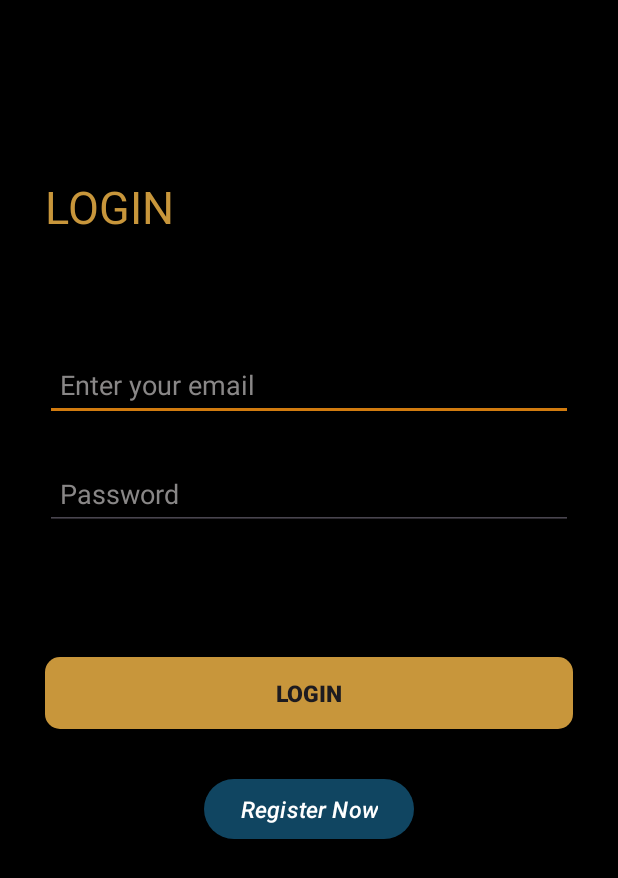
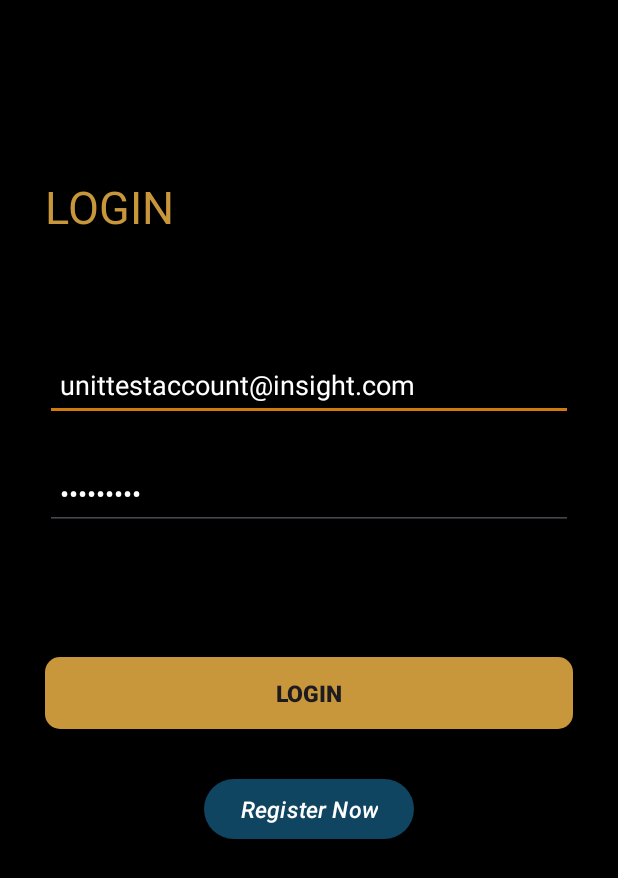
Before and after one commit to emanabdeen/VitaVault, an Android app: the screen it shows after launch (Login), on a phone screen of 412 x 824 dp. Shown: the top 878 px of the screen. Run offline under Robolectric (Android 15) with nearby library versions, the phone set to English and light mode, and no system bars; our stand-ins replace Firebase (no records; nobody signed in at launch, a user with empty details on screens opened directly).

Commit message:
ocr-interface: committing login screen pre-fill for easy debugging on laptop as well

```diff
--- a/app/src/main/res/layout/activity_login.xml
+++ b/app/src/main/res/layout/activity_login.xml
@@ -71,36 +71,38 @@
         android:id="@+id/editTxtEmail"
         android:layout_width="match_parent"
         android:layout_height="wrap_content"
+        android:layout_marginHorizontal="30dp"
+        android:focusedByDefault="true"
+        android:hint="@string/enter_email_hint"
+        android:inputType="textEmailAddress"
+        android:minHeight="48dp"
+        android:paddingHorizontal="10dp"
+        android:text="unittestaccount@insight.com"
+        android:textColor="@color/white"
+        android:textColorHint="@color/liteGray"
         app:layout_constraintBottom_toBottomOf="parent"
         app:layout_constraintEnd_toEndOf="parent"
         app:layout_constraintStart_toStartOf="parent"
         app:layout_constraintTop_toTopOf="parent"
-        app:layout_constraintVertical_bias="0.3"
-        android:layout_marginHorizontal="30dp"
-        android:inputType="textEmailAddress"
-        android:minHeight="48dp"
-        android:textColor="@color/white"
-        android:hint="@string/enter_email_hint"
-        android:textColorHint="@color/liteGray"
-        android:paddingHorizontal="10dp"
-        android:focusedByDefault="true"/>
+        app:layout_constraintVertical_bias="0.3" />
 
     <EditText
         android:id="@+id/editTxtPW"
         android:layout_width="match_parent"
         android:layout_height="wrap_content"
+        android:layout_marginHorizontal="30dp"
+        android:hint="@string/password"
+        android:inputType="textPassword"
+        android:minHeight="48dp"
+        android:paddingHorizontal="10dp"
+        android:text="Abc123!@#"
+        android:textColor="@color/white"
+        android:textColorHint="@color/liteGray"
         app:layout_constraintBottom_toBottomOf="parent"
         app:layout_constraintEnd_toEndOf="parent"
         app:layout_constraintStart_toStartOf="parent"
         app:layout_constraintTop_toBottomOf="@id/editTxtEmail"
-        app:layout_constraintVertical_bias="0.05"
-        android:layout_marginHorizontal="30dp"
-        android:inputType="textPassword"
-        android:minHeight="48dp"
-        android:textColor="@color/white"
-        android:hint="@string/password"
-        android:textColorHint="@color/liteGray"
-        android:paddingHorizontal="10dp"/>
+        app:layout_constraintVertical_bias="0.05" />
 
     <TextView
         android:id="@+id/txtErrorMessage"
```
